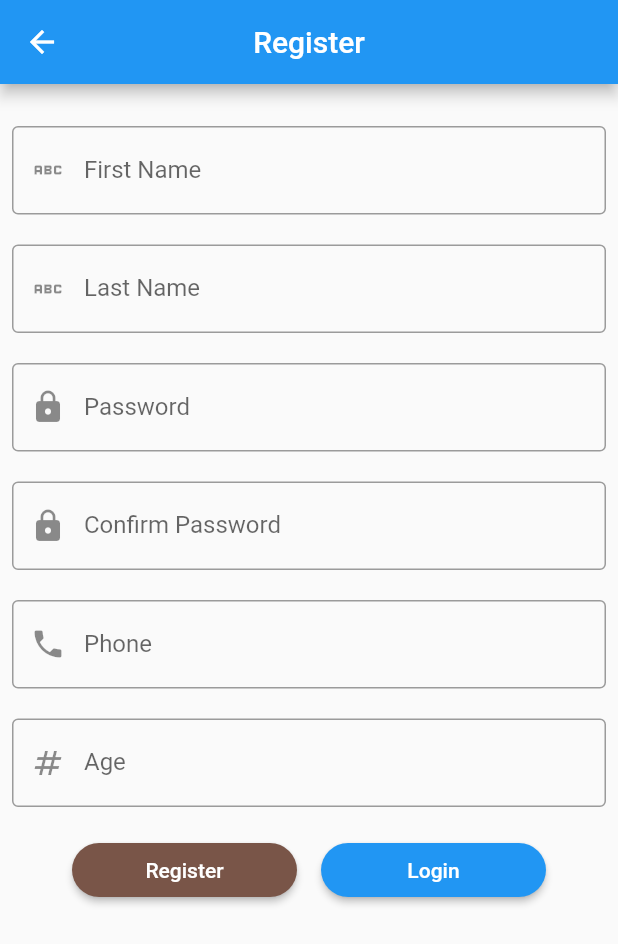
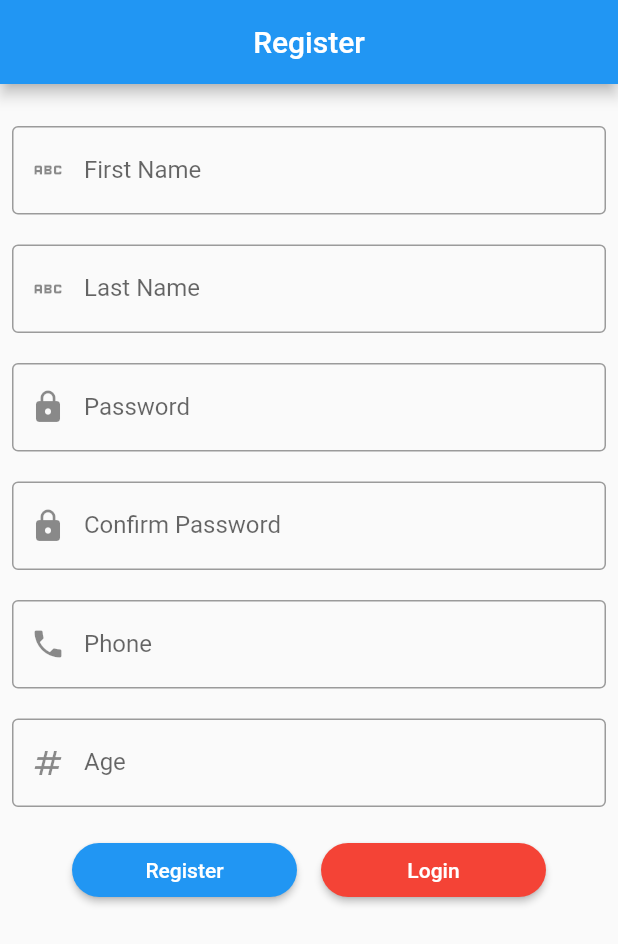
Before and after one commit to SalahYasser/Senior-Flutter-gr-24, a Flutter app: the Register screen opened directly, on a phone screen of 412 x 824 dp. Shown: the top 944 px of the screen. Run offline on Flutter 3.47's test engine with Material 2 defaults, Android fonts, the phone set to English and light mode, and no system bars.

Commit message:
Add Task 3

```diff
--- a/lib/main.dart
+++ b/lib/main.dart
@@ -1,5 +1,5 @@
 import 'package:flutter/material.dart';
-import 'package:session_1/dart/notes_screen.dart';
+// import 'package:session_1/dart/notes_screen.dart';
 
 void main() {
   runApp(MyApp());
@@ -12,7 +12,7 @@ class MyApp extends StatelessWidget {
       theme: ThemeData(
         primarySwatch: Colors.blue,
       ),
-      home: const NotesScreen(),
+      home: const Register(),
     );
   }
 }
@@ -266,7 +266,7 @@ class Register extends StatelessWidget {
                           child: const Text(
                             "Register",
                           ),
-                          style: OutlinedButton.styleFrom(shape: const StadiumBorder(), backgroundColor: Colors.brown),
+                          style: OutlinedButton.styleFrom(shape: const StadiumBorder()),
                         ),
                       ),
                     ),
@@ -279,7 +279,7 @@ class Register extends StatelessWidget {
                               child: const Text(
                                 "Login",
                               ),
-                              style: OutlinedButton.styleFrom(shape: const StadiumBorder()),
+                              style: OutlinedButton.styleFrom(shape: const StadiumBorder(), backgroundColor: Colors.red),
                             ),
                       ),
                     ),
```
